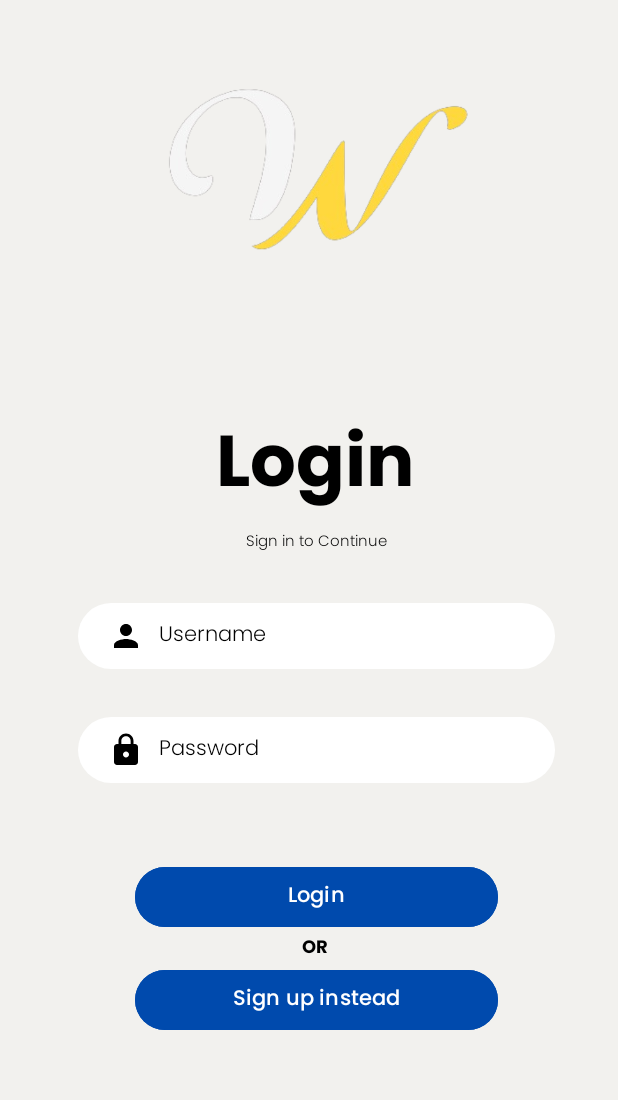
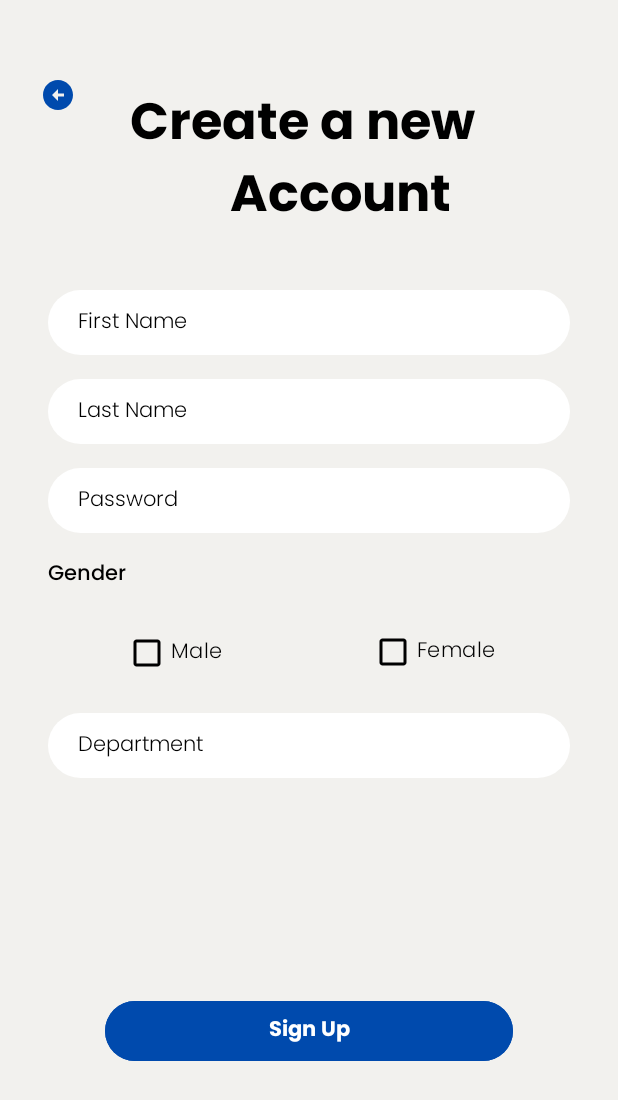
Before and after one commit to rukenya321/Wincara, an Android app: the screen it shows after launch (LoginActivity before the commit, SignUpActivity after it), on a phone screen of 412 x 824 dp. Shown: the top 1100 px of the screen. Run offline under Robolectric (Android 15) with nearby library versions, the phone set to English and light mode, and no system bars; 1 statement that could not run was skipped.

```diff
--- a/app/build.gradle.kts
+++ b/app/build.gradle.kts
@@ -38,6 +38,7 @@ android {
 dependencies {
 
     implementation("androidx.core:core-ktx:1.12.0")
+    implementation("androidx.sqlite:sqlite:2.4.0")
     implementation("androidx.appcompat:appcompat:1.6.1")
     implementation("com.google.android.material:material:1.11.0")
     implementation("androidx.constraintlayout:constraintlayout:2.1.4")
--- /dev/null
+++ b/app/src/main/java/com/example/wincara/DatabaseHelper.kt
@@ -0,0 +1,38 @@
+package com.example.wincara
+
+import android.content.ContentValues
+import android.content.Context
+import android.database.sqlite.SQLiteDatabase
+import android.database.sqlite.SQLiteOpenHelper
+
+class DatabaseHelper(context: Context):
+        SQLiteOpenHelper(context, DATABASE_NAME, null, DATABASE_VERSION){
+
+    companion object {
+        private const val DATABASE_VERSION = 1
+        private const val DATABASE_NAME = "Users.db"
+        private const val TABLE_NAME = "users"
+        private const val COLUMN_ID = "id"
+        private const val COLUMN_USERNAME = "username"
+        private const val COLUMN_PASSWORD = "password"
+    }
+
+    override fun onCreate(db: SQLiteDatabase?) {
+        val CREATE_USERS_TABLE = ("CREATE TABLE $TABLE_NAME ($COLUMN_ID INTEGER PRIMARY KEY AUTOINCREMENT, $COLUMN_USERNAME TEXT, $COLUMN_PASSWORD TEXT)")
+        db?.execSQL(CREATE_USERS_TABLE)
+    }
+
+    override fun onUpgrade(db: SQLiteDatabase?, oldVersion: Int, newVersion: Int) {
+        db?.execSQL("DROP TABLE IF EXISTS $TABLE_NAME")
+        onCreate(db)
+    }
+
+    fun addUser(username: String, password: String): Boolean {
+        val db = this.writableDatabase
+        val values = ContentValues()
+        values.put(COLUMN_USERNAME, username)
+        values.put(COLUMN_PASSWORD, password)
+        val result = db.insert(TABLE_NAME, null, values)
+        return result != -1L
+    }
+}
--- a/app/src/main/java/com/example/wincara/LoginActivity.kt
+++ b/app/src/main/java/com/example/wincara/LoginActivity.kt
@@ -4,7 +4,9 @@ import android.content.Intent
 import androidx.appcompat.app.AppCompatActivity
 import android.os.Bundle
 import android.widget.Button
+import android.widget.EditText
 import android.widget.ImageButton
+import android.widget.Toast
 import androidx.activity.enableEdgeToEdge
 
 class LoginActivity : AppCompatActivity() {
@@ -12,6 +14,26 @@ class LoginActivity : AppCompatActivity() {
         enableEdgeToEdge()
         super.onCreate(savedInstanceState)
         setContentView(R.layout.activity_login)
+
+        val inputUsername: EditText = findViewById(R.id.inputUsername)
+        val inputPass: EditText = findViewById(R.id.inputPass)
+
+        // Example in LoginActivity
+        val dbHelper = DatabaseHelper(this)
+        val username = inputUsername.text.toString()
+        val password = inputPass.text.toString()
+
+        val cursor = dbHelper.readableDatabase.rawQuery("SELECT * FROM users WHERE username = '$username' AND password = '$password'", null)
+
+        if (cursor.moveToFirst()) {
+            Toast.makeText(this, "Failed", Toast.LENGTH_SHORT).show()
+        } else {
+            Toast.makeText(this, "Successful", Toast.LENGTH_SHORT).show()
+            val intent = Intent(this, SignUpActivity::class.java)
+            startActivity(intent)
+            finish()
+        }
+
 
         val btnSignupinstead = findViewById<Button>(R.id.btnSignupinstead)
         btnSignupinstead.setOnClickListener {
--- a/app/src/main/java/com/example/wincara/SignUpActivity.kt
+++ b/app/src/main/java/com/example/wincara/SignUpActivity.kt
@@ -3,6 +3,8 @@ package com.example.wincara
 import androidx.appcompat.app.AppCompatActivity
 import android.os.Bundle
 import android.widget.Button
+import android.widget.CheckBox
+import android.widget.EditText
 import android.widget.ImageButton
 import androidx.activity.enableEdgeToEdge
 
@@ -12,6 +14,23 @@ class SignUpActivity : AppCompatActivity() {
         super.onCreate(savedInstanceState)
         setContentView(R.layout.activity_sign_up)
 
+        val inputFirstName: EditText = findViewById(R.id.inputFirstName)
+        val inputLastName: EditText = findViewById(R.id.inputLastName)
+        val inputPassword: EditText = findViewById(R.id.inputPassword)
+        val inputDepartment: EditText = findViewById(R.id.inputDepartment)
+        val male: CheckBox = findViewById(R.id.male)
+
+        // Example in SignUpActivity
+        val dbHelper = DatabaseHelper(this)
+        val firstName = inputFirstName.text.toString()
+        val lastName = inputLastName.text.toString()
+        val password = inputPassword.text.toString()
+        val gender = if (male.isChecked) "Male" else "Female"
+        val department = inputDepartment.text.toString()
+
+// Store data in the database
+        dbHelper.writableDatabase.execSQL("INSERT INTO users (firstName, lastName, password, gender, department) VALUES ('$firstName', '$lastName', '$password', '$gender', '$department')")
+
         val backButton = findViewById<ImageButton>(R.id.backButton)
         backButton.setOnClickListener {
             onBackPressed()
--- a/build.gradle.kts
+++ b/build.gradle.kts
@@ -1,5 +1,5 @@
 // Top-level build file where you can add configuration options common to all sub-projects/modules.
 plugins {
-    id("com.android.application") version "8.2.1" apply false
+    id("com.android.application") version "8.3.0" apply false
     id("org.jetbrains.kotlin.android") version "1.9.22" apply false
 }
```
Also changed, not shown: gradle/wrapper/gradle-wrapper.properties, 1 other file.
